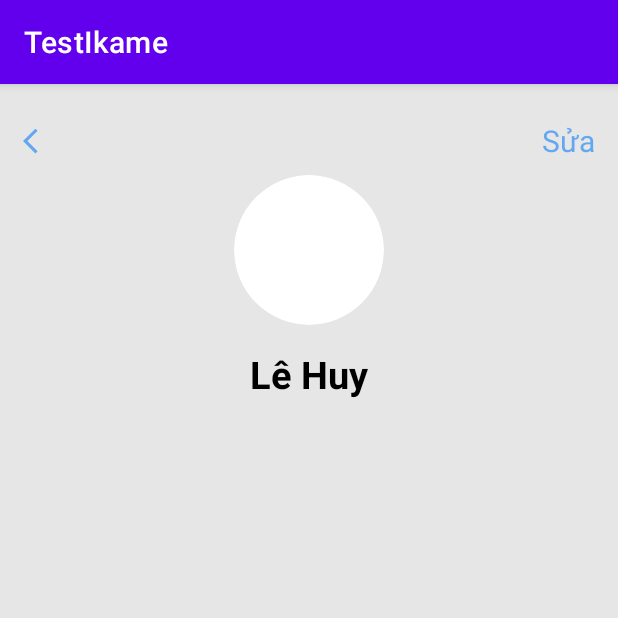
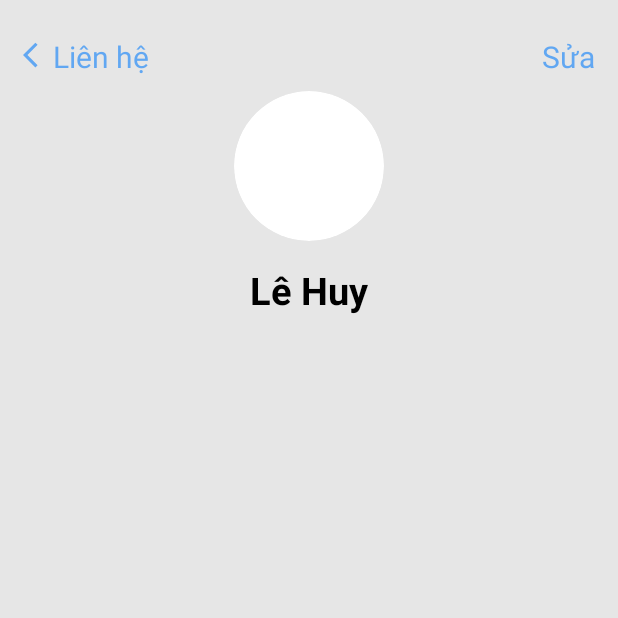
Before and after one commit to Lehuykchy/testIkameGlobal, an Android app: the ContactDetailsActivity screen opened directly, with no data from a screen before it, on a phone screen of 412 x 824 dp, the top half of it. Run offline under Robolectric (Android 15) with nearby library versions, the phone set to English and light mode, and no system bars; 2 statements that could not run were skipped.

Commit message:
teskIkameGlobal

```diff
--- a/app/src/main/java/com/example/testikame/activity/ContactDetailsActivity.java
+++ b/app/src/main/java/com/example/testikame/activity/ContactDetailsActivity.java
@@ -151,6 +151,8 @@ public class ContactDetailsActivity extends AppCompatActivity {
         contactInfo = databaseHandler.getContactInfo(contactInfo.getIdPerson());
         getPhoneNumberList();
         getEmailList();
+        phoneAdapter.notifyDataSetChanged();
+        emailAdapter.notifyDataSetChanged();
         tvFullname.setText(contactInfo.getFullnamePerson());
         if (contactInfo != null) {
             if(contactInfo.getLinkImg() != null) {
--- a/app/src/main/java/com/example/testikame/model/DatabaseHandler.java
+++ b/app/src/main/java/com/example/testikame/model/DatabaseHandler.java
@@ -120,7 +120,7 @@ public class DatabaseHandler extends SQLiteOpenHelper implements DatabaseHandler
             ContentValues values = new ContentValues();
             values.put(COLUMN_IDPERSON_EMAIL, email.getIdPerson());
             values.put(COLUMN_EMAIL, email.getEmail());
-            values.put(COLUMN_EMAIL_TYPE, "email.getEmailType()");
+            values.put(COLUMN_EMAIL_TYPE, "email");
             db.insert(TABLE_EMAIL, null, values);
             db.close();
 
--- a/app/src/main/res/layout/contactdetails_activity.xml
+++ b/app/src/main/res/layout/contactdetails_activity.xml
@@ -30,8 +30,14 @@
 
                 <ImageView
                     android:layout_width="20dp"
-                    android:layout_height="20dp"
+                    android:layout_height="25dp"
                     android:src="@drawable/baseline_arrow_back_ios_24" />
+                <TextView
+                    android:layout_width="wrap_content"
+                    android:layout_height="wrap_content"
+                    android:text="Liên hệ"
+                    android:textSize="20dp"
+                    android:textColor="#95017AFA"/>
             </LinearLayout>
 
             <TextView
--- a/app/src/main/res/values/themes.xml
+++ b/app/src/main/res/values/themes.xml
@@ -1,6 +1,6 @@
 <resources xmlns:tools="http://schemas.android.com/tools">
     <!-- Base application theme. -->
-    <style name="Theme.TestIkame" parent="Theme.MaterialComponents.DayNight.DarkActionBar">
+    <style name="Theme.TestIkame" parent="Theme.MaterialComponents.DayNight.NoActionBar">
         <!-- Primary brand color. -->
         <item name="colorPrimary">@color/purple_500</item>
         <item name="colorPrimaryVariant">@color/purple_700</item>
```
Also changed, not shown: app/src/main/java/com/example/testikame/activity/EditContactActivity.java (+19 -5 lines), app/src/main/java/com/example/testikame/activity/HomeScreenActivity.java (+8 -6 lines).
